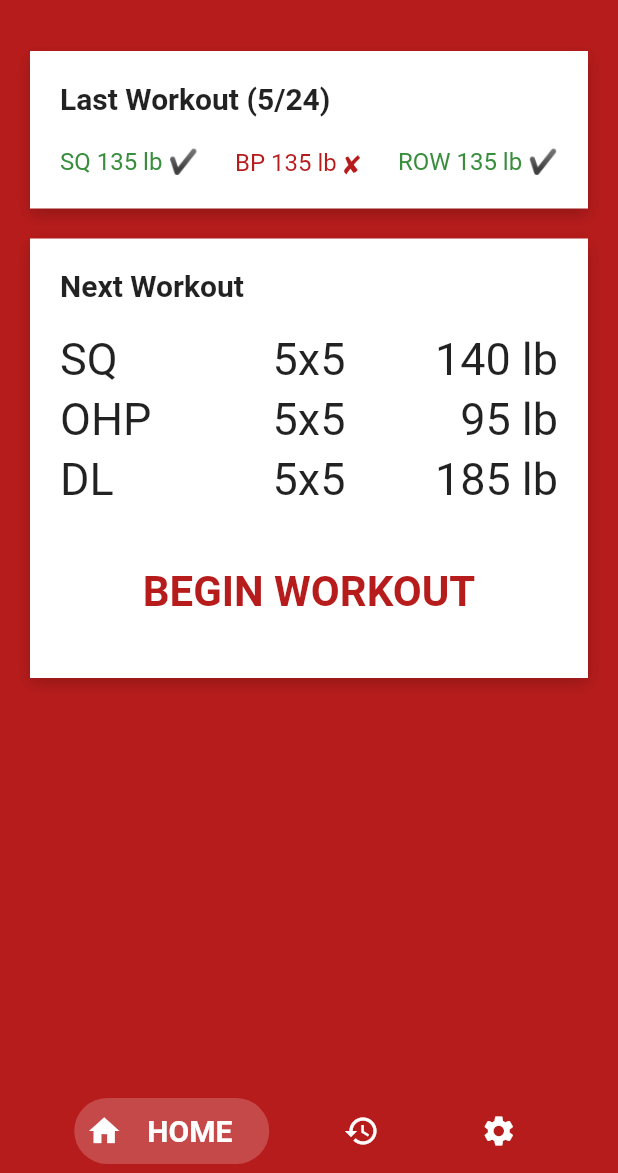
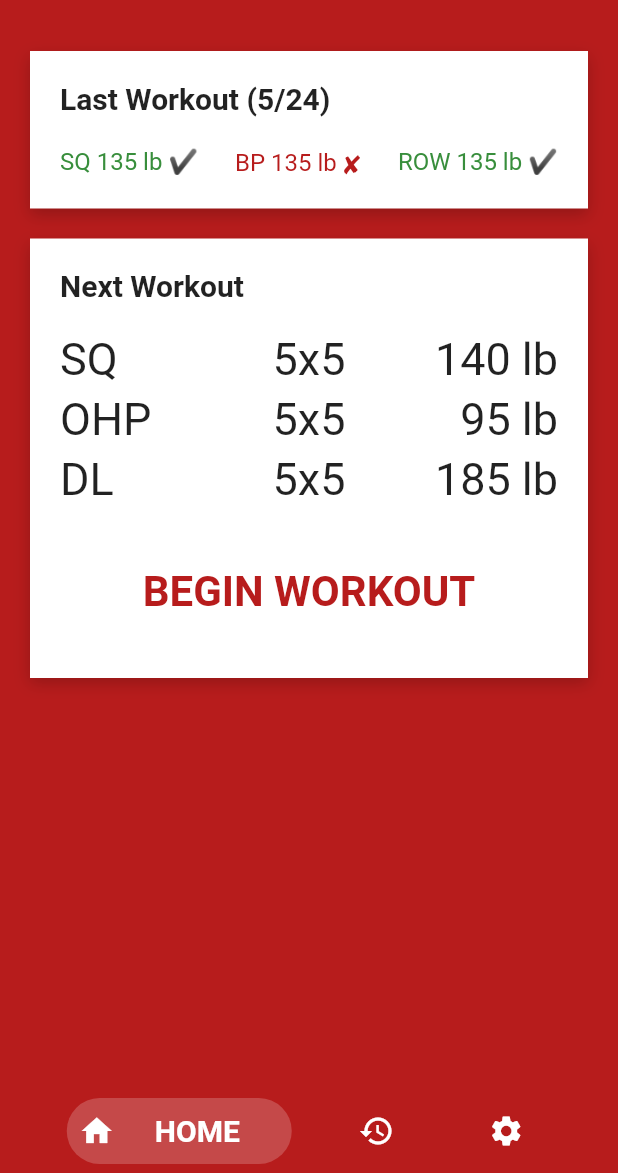
Before and after one commit to tatater56/ss-sl-workout-tracker, a Flutter app: the screen it shows after launch, on a phone screen of 412 x 824 dp, the part 63-1236 px from its top. Run offline on Flutter 3.47's test engine with Material 2 defaults, Android fonts, the phone set to English and light mode, and no system bars; drawn by our look-alikes of bottom_navy_bar.

Commit message:
copied bottom_navy_bar into project

```diff
--- /dev/null
+++ b/lib/bottom_navy_bar/bottom_navy_bar.dart
@@ -0,0 +1,184 @@
+// based on bottom_navy_bar: ^5.4.0
+
+import 'package:flutter/material.dart';
+
+class BottomNavyBar extends StatelessWidget {
+  final int selectedIndex;
+  final double iconSize;
+  final Color backgroundColor;
+  final bool showElevation;
+  final Duration animationDuration;
+  final List<BottomNavyBarItem> items;
+  final ValueChanged<int> onItemSelected;
+  final MainAxisAlignment mainAxisAlignment;
+  final double itemCornerRadius;
+  final double containerHeight;
+  final Curve curve;
+
+  BottomNavyBar({
+    Key key,
+    this.selectedIndex = 0,
+    this.showElevation = true,
+    this.iconSize = 24,
+    this.backgroundColor,
+    this.itemCornerRadius = 50,
+    this.containerHeight = 56,
+    this.animationDuration = const Duration(milliseconds: 270),
+    this.mainAxisAlignment = MainAxisAlignment.spaceBetween,
+    @required this.items,
+    @required this.onItemSelected,
+    this.curve = Curves.linear,
+  }) {
+    assert(items != null);
+    assert(items.length >= 2 && items.length <= 5);
+    assert(onItemSelected != null);
+    assert(curve != null);
+  }
+
+  @override
+  Widget build(BuildContext context) {
+    final bgColor = (backgroundColor == null)
+        ? Theme.of(context).bottomAppBarColor
+        : backgroundColor;
+
+    return Container(
+      decoration: BoxDecoration(
+        color: bgColor,
+        boxShadow: [
+          if (showElevation)
+            const BoxShadow(
+              color: Colors.black12,
+              blurRadius: 2,
+            ),
+        ],
+      ),
+      child: SafeArea(
+        child: Container(
+          width: double.infinity,
+          height: containerHeight,
+          padding: const EdgeInsets.symmetric(vertical: 6, horizontal: 8),
+          child: Row(
+            mainAxisAlignment: mainAxisAlignment,
+            children: items.map((item) {
+              var index = items.indexOf(item);
+              return GestureDetector(
+                onTap: () => onItemSelected(index),
+                child: _ItemWidget(
+                  item: item,
+                  iconSize: iconSize,
+                  isSelected: index == selectedIndex,
+                  backgroundColor: bgColor,
+                  itemCornerRadius: itemCornerRadius,
+                  animationDuration: animationDuration,
+                  curve: curve,
+                ),
+              );
+            }).toList(),
+          ),
+        ),
+      ),
+    );
+  }
+}
+
+class _ItemWidget extends StatelessWidget {
+  final double iconSize;
+  final bool isSelected;
+  final BottomNavyBarItem item;
+  final Color backgroundColor;
+  final double itemCornerRadius;
+  final Duration animationDuration;
+  final Curve curve;
+
+  const _ItemWidget({
+    Key key,
+    @required this.item,
+    @required this.isSelected,
+    @required this.backgroundColor,
+    @required this.animationDuration,
+    @required this.itemCornerRadius,
+    @required this.iconSize,
+    this.curve = Curves.linear,
+  })  : assert(isSelected != null),
+        assert(item != null),
+        assert(backgroundColor != null),
+        assert(animationDuration != null),
+        assert(itemCornerRadius != null),
+        assert(iconSize != null),
+        assert(curve != null),
+        super(key: key);
+
+  @override
+  Widget build(BuildContext context) {
+    return AnimatedContainer(
+      width: isSelected ? 150 : 50,
+      height: double.maxFinite,
+      duration: animationDuration,
+      curve: curve,
+      decoration: BoxDecoration(
+        color: isSelected ? item.activeColor.withOpacity(0.2) : backgroundColor,
+        borderRadius: BorderRadius.circular(itemCornerRadius),
+      ),
+      child: SingleChildScrollView(
+        scrollDirection: Axis.horizontal,
+        physics: NeverScrollableScrollPhysics(),
+        child: Container(
+          width: isSelected ? 150 : 50,
+          padding: EdgeInsets.symmetric(horizontal: 8),
+          child: Row(
+            mainAxisSize: MainAxisSize.max,
+            mainAxisAlignment: MainAxisAlignment.start,
+            crossAxisAlignment: CrossAxisAlignment.center,
+            children: <Widget>[
+              IconTheme(
+                data: IconThemeData(
+                  size: iconSize,
+                  color: isSelected
+                      ? item.activeColor.withOpacity(1)
+                      : item.inactiveColor == null
+                          ? item.activeColor
+                          : item.inactiveColor,
+                ),
+                child: item.icon,
+              ),
+              if (isSelected)
+                Expanded(
+                  child: Container(
+                    padding: EdgeInsets.symmetric(horizontal: 4),
+                    child: DefaultTextStyle.merge(
+                      style: TextStyle(
+                        color: item.activeColor,
+                        fontWeight: FontWeight.bold,
+                      ),
+                      maxLines: 1,
+                      textAlign: item.textAlign,
+                      child: item.title,
+                    ),
+                  ),
+                ),
+            ],
+          ),
+        ),
+      ),
+    );
+  }
+}
+
+class BottomNavyBarItem {
+  final Icon icon;
+  final Text title;
+  final Color activeColor;
+  final Color inactiveColor;
+  final TextAlign textAlign;
+
+  BottomNavyBarItem({
+    @required this.icon,
+    @required this.title,
+    this.activeColor = Colors.blue,
+    this.textAlign,
+    this.inactiveColor,
+  }) {
+    assert(icon != null);
+    assert(title != null);
+  }
+}
--- a/lib/views/main_screen.dart
+++ b/lib/views/main_screen.dart
@@ -1,5 +1,5 @@
 import 'package:flutter/material.dart';
-import 'package:bottom_navy_bar/bottom_navy_bar.dart';
+import 'package:ss_sl_workout_tracker/bottom_navy_bar/bottom_navy_bar.dart';
 
 import 'main_pages/home.dart';
 import 'main_pages/history.dart';
--- a/pubspec.yaml
+++ b/pubspec.yaml
@@ -21,7 +21,6 @@ environment:
   sdk: ">=2.7.0 <3.0.0"
 
 dependencies:
-  bottom_navy_bar: ^5.4.0
   flutter:
     sdk: flutter
 
```
Also changed, not shown: pubspec.lock.
